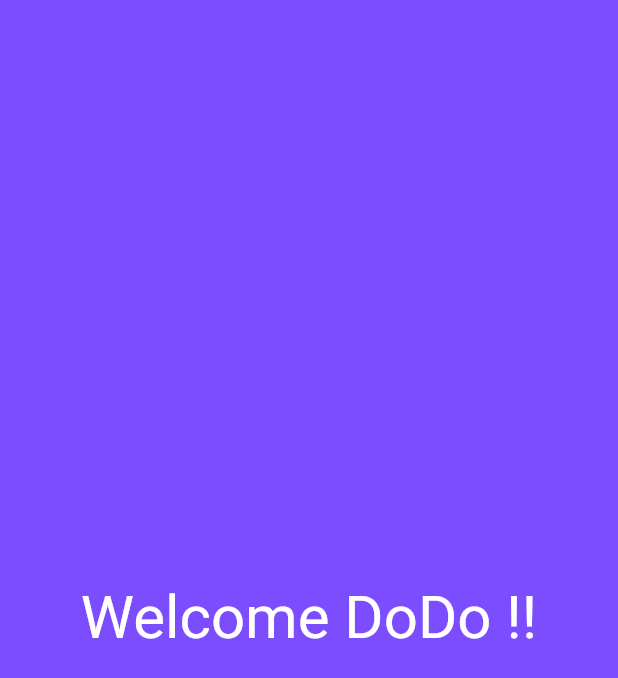
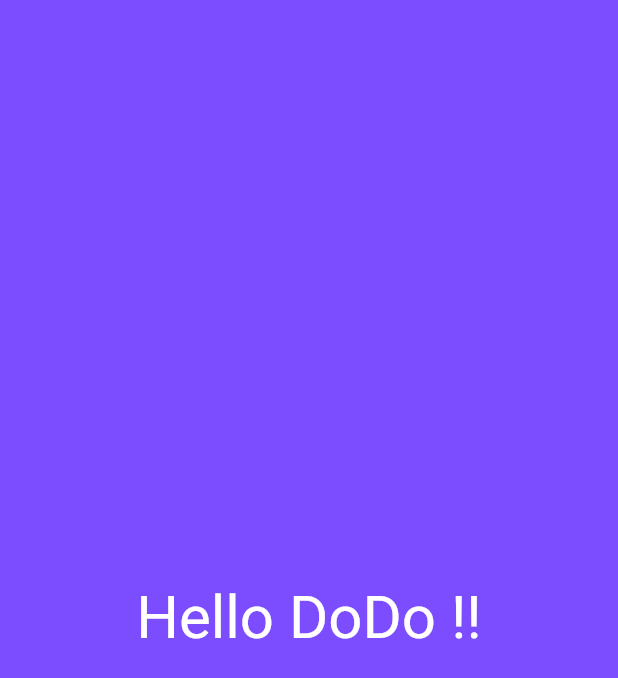
Before and after one commit to Er-Jrsingh/fluty_learn, a Flutter app: the SplashScreen screen opened directly, on a phone screen of 412 x 824 dp. Shown: the top 678 px of the screen. Run offline on Flutter 3.47's test engine with Material 2 defaults, Android fonts, the phone set to English and light mode, and no system bars.

Commit message:
Remove Back Arrow

```diff
--- a/lib/main.dart
+++ b/lib/main.dart
@@ -21,11 +21,8 @@ class _SplashScreen extends State<SplashScreen> {
 
     Timer(
       Duration(seconds: 2),
-      () => Navigator.push(
-        context,
-        MaterialPageRoute(
-          builder: (context) => Home(),
-        ),
+      () => Navigator.of(context).pushReplacement(  MaterialPageRoute(
+          builder: (context) => Home(),)
       ),
     );
   }
@@ -36,7 +33,7 @@ class _SplashScreen extends State<SplashScreen> {
       backgroundColor: Colors.deepPurpleAccent,
       body: Center(
         child: Text(
-          " Welcome DoDo !! ",
+          " Hello DoDo !! ",
           style: TextStyle(
             fontSize: 40.0,
             color: Colors.white,
@@ -52,14 +49,14 @@ class Home extends StatelessWidget {
   Widget build(BuildContext context) {
     return Scaffold(
       appBar: AppBar(
-        title: Text("Details Page"),
+        title: Text("Home Page "),
       ),
       body: Center(
         child: Column(
           mainAxisAlignment: MainAxisAlignment.center,
           children: <Widget>[
             Text(
-              " HELLO World  !!!! ",
+              " Hello World  ! ! ! ! ",
               style: TextStyle(
                 fontSize: 25.0,
               ),
```
